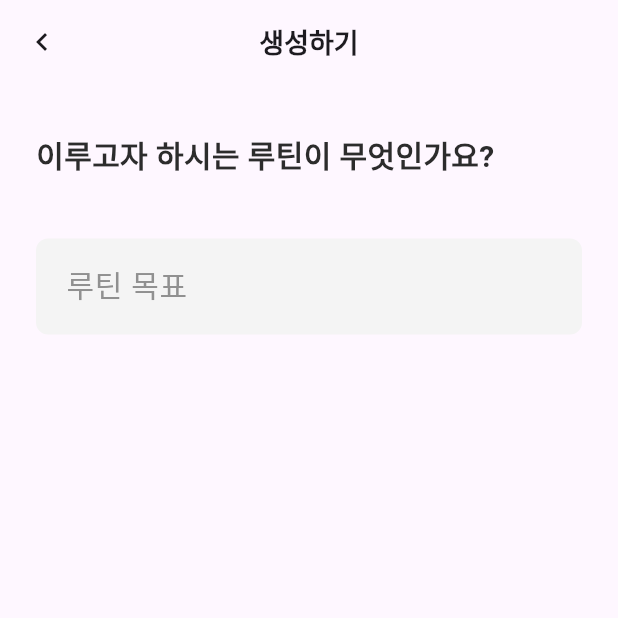
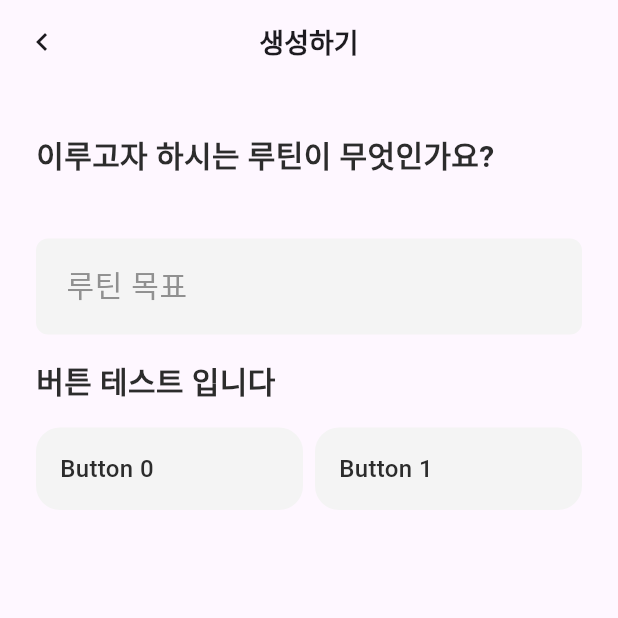
Before and after one commit to DoRun-DoRun/life-designer-client, a Flutter app: the RoutineCreatorScreen screen opened directly, on a phone screen of 412 x 824 dp, the top half of it. Run offline on Flutter 3.47's test engine with Material 3 defaults, Android fonts, the phone set to English and light mode, and no system bars; our stand-ins replace dio, flutter_riverpod, flutter_secure_storage, go_router, percent_indicator, retrofit; missing offline and left inert: debounce_throttle, widgetbook, widgetbook_annotation; accounts and stored records are empty; generated files the repository leaves out were written again; Roboto replaces fonts that are missing (NotoSansKR).

Commit message:
[Feat] 버튼 기능 추가

```diff
--- /dev/null
+++ b/lib/common/component/custom_button.dart
@@ -0,0 +1,50 @@
+import 'package:dorun_app_flutter/common/constant/colors.dart';
+import 'package:dorun_app_flutter/common/constant/fonts.dart';
+import 'package:dorun_app_flutter/common/constant/spacing.dart';
+import 'package:flutter/material.dart';
+
+class CustomButton extends StatefulWidget {
+  const CustomButton({
+    super.key,
+    required this.onPressed,
+    required this.title,
+    this.backgroundColor = AppColors.BACKGROUND_SUB,
+    this.foregroundColor = AppColors.TEXT_SECONDARY,
+    this.padding = const EdgeInsets.all(16.0),
+  });
+
+  final VoidCallback onPressed;
+  final String title;
+  final Color backgroundColor;
+  final Color foregroundColor;
+  final EdgeInsets padding;
+
+  @override
+  CustomButtonState createState() => CustomButtonState();
+}
+
+class CustomButtonState extends State<CustomButton> {
+  @override
+  Widget build(BuildContext context) {
+    return GestureDetector(
+      onTap: () {
+        widget.onPressed();
+      },
+      child: Container(
+        width: double.infinity,
+        decoration: BoxDecoration(
+          color: widget.backgroundColor,
+          borderRadius: AppRadius.ROUNDED_16,
+        ),
+        child: Padding(
+          padding: widget.padding,
+          child: Text(
+            widget.title,
+            style:
+                AppTextStyles.MEDIUM_16.copyWith(color: widget.foregroundColor),
+          ),
+        ),
+      ),
+    );
+  }
+}
--- a/lib/features/routine/view/routine_creator_screen.dart
+++ b/lib/features/routine/view/routine_creator_screen.dart
@@ -1,5 +1,8 @@
+import 'package:dorun_app_flutter/common/component/custom_button.dart';
 import 'package:dorun_app_flutter/common/component/gap_column.dart';
+import 'package:dorun_app_flutter/common/component/gap_row.dart';
 import 'package:dorun_app_flutter/common/component/input_box.dart';
+import 'package:dorun_app_flutter/common/constant/colors.dart';
 import 'package:dorun_app_flutter/common/constant/fonts.dart';
 import 'package:dorun_app_flutter/common/constant/spacing.dart';
 import 'package:flutter/cupertino.dart';
@@ -24,6 +27,17 @@ class _RoutineCreatorScreenState extends State<RoutineCreatorScreen> {
     if (_selectedTime == null) {
       _setStartTime(context);
     }
+  }
+
+  final List<bool> _buttonStates = [
+    false,
+    false,
+  ]; // Initialize with desired number of buttons
+
+  void _handleButtonPress(int index) {
+    setState(() {
+      _buttonStates[index] = !_buttonStates[index];
+    });
   }
 
   Future<void> _setStartTime(BuildContext context) async {
@@ -192,6 +206,28 @@ class _RoutineCreatorScreenState extends State<RoutineCreatorScreen> {
                     hintText: '루틴 목표',
                     onSubmitted: _setRoutineGoal,
                   ),
+                  const Text(
+                    '버튼 테스트 입니다',
+                    style: AppTextStyles.BOLD_20,
+                  ),
+                  GapRow(
+                    gap: AppSpacing.SPACE_8,
+                    children: List.generate(
+                      _buttonStates.length,
+                      (i) => Expanded(
+                        child: CustomButton(
+                          onPressed: () => _handleButtonPress(i),
+                          title: 'Button $i',
+                          backgroundColor: _buttonStates[i]
+                              ? AppColors.BRAND_SUB
+                              : AppColors.BACKGROUND_SUB,
+                          foregroundColor: _buttonStates[i]
+                              ? AppColors.TEXT_BRAND
+                              : AppColors.TEXT_PRIMARY,
+                        ),
+                      ),
+                    ),
+                  )
                 ],
               ),
             ),
```
